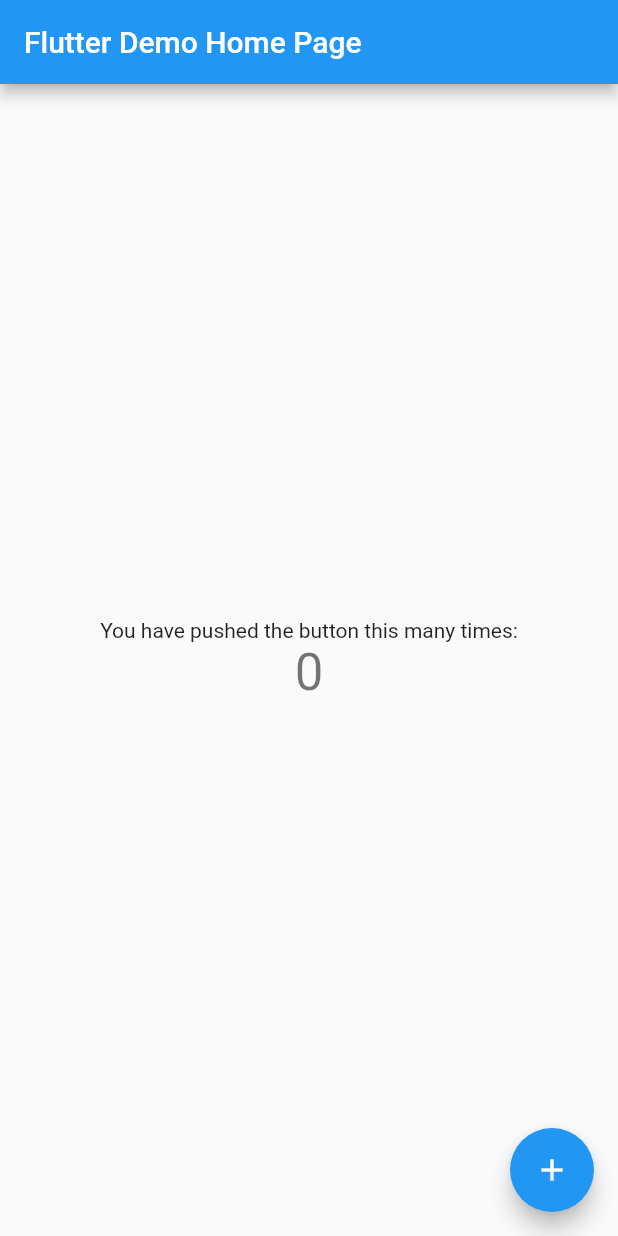
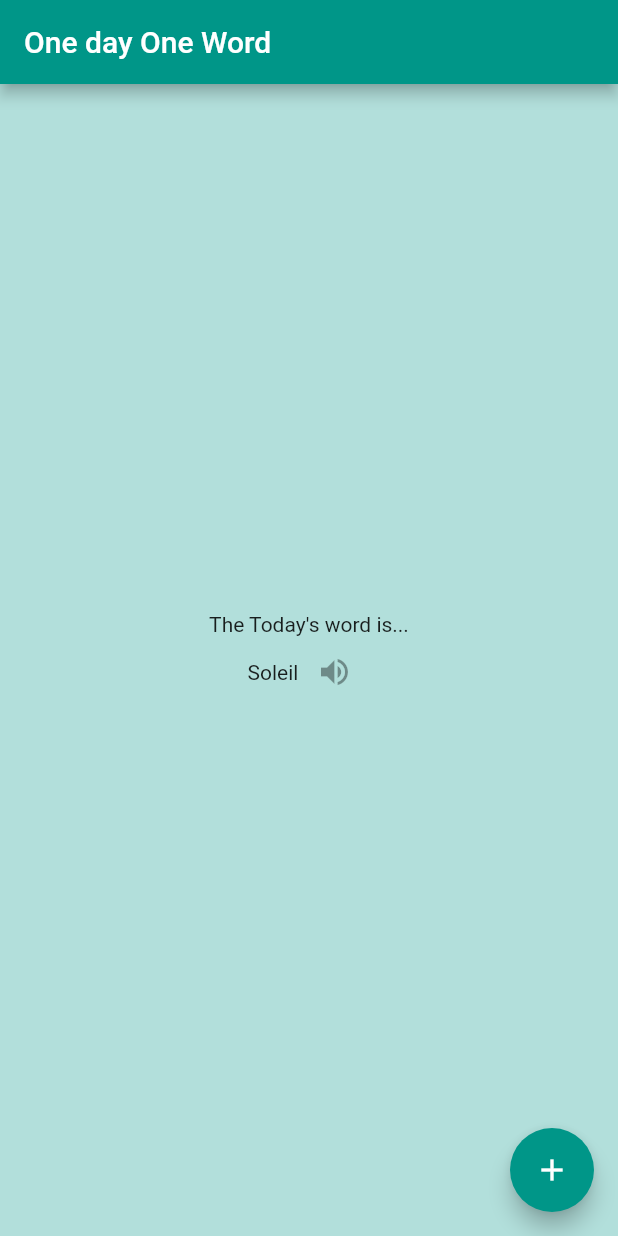
Before and after one commit to jslevacque/odow, a Flutter app: the screen it shows after launch, on a phone screen of 412 x 824 dp. Run offline on Flutter 3.47's test engine with Material 2 defaults, Android fonts, the phone set to English and light mode, and no system bars.

Commit message:
change colours and place simple items

```diff
--- a/lib/main.dart
+++ b/lib/main.dart
@@ -11,7 +11,7 @@ class MyApp extends StatelessWidget {
   @override
   Widget build(BuildContext context) {
     return MaterialApp(
-      title: 'Flutter Demo',
+      title: 'One day One Word',
       theme: ThemeData(
         // This is the theme of your application.
         //
@@ -22,9 +22,9 @@ class MyApp extends StatelessWidget {
         // or simply save your changes to "hot reload" in a Flutter IDE).
         // Notice that the counter didn't reset back to zero; the application
         // is not restarted.
-        primarySwatch: Colors.blue,
+        primarySwatch: Colors.teal,
       ),
-      home: const MyHomePage(title: 'Flutter Demo Home Page'),
+      home: const MyHomePage(title: 'One day One Word'),
     );
   }
 }
@@ -49,6 +49,21 @@ class MyHomePage extends StatefulWidget {
 
 class _MyHomePageState extends State<MyHomePage> {
   int _counter = 0;
+
+  final _wordObject = Container(
+    child: Row(
+      mainAxisAlignment: MainAxisAlignment.center,
+      crossAxisAlignment: CrossAxisAlignment.center,
+      children: const <Widget>[
+        Text('Soleil'),
+        IconButton(
+          icon: const Icon(Icons.volume_up),
+          tooltip: 'Listen the word',
+          onPressed: null,
+        ),
+      ],
+    ),
+  );
 
   void _incrementCounter() {
     setState(() {
@@ -75,7 +90,9 @@ class _MyHomePageState extends State<MyHomePage> {
         // the App.build method, and use it to set our appbar title.
         title: Text(widget.title),
       ),
-      body: Center(
+      body: Container(
+          color: Colors.teal[100],
+          child: Center(
             // Center is a layout widget. It takes a single child and positions it
             // in the middle of the parent.
             child: Column(
@@ -94,17 +111,20 @@ class _MyHomePageState extends State<MyHomePage> {
               // axis because Columns are vertical (the cross axis would be
               // horizontal).
               mainAxisAlignment: MainAxisAlignment.center,
+              crossAxisAlignment: CrossAxisAlignment.center,
               children: <Widget>[
-            const Text(
-              'You have pushed the button this many times:',
-            ),
-            Text(
-              '$_counter',
-              style: Theme.of(context).textTheme.headline4,
-            ),
+                const Text('The Today\'s word is...'),
+                _wordObject,
+                // const Text(
+                //   'You have pushed the button this many times:',
+                // ),
+                // Text(
+                //   '$_counter',
+                //   style: Theme.of(context).textTheme.headline4,
+                // ),
               ],
             ),
-      ),
+          )),
       floatingActionButton: FloatingActionButton(
         onPressed: _incrementCounter,
         tooltip: 'Increment',
```
Lines whose indentation alone changed are shown as unchanged.
